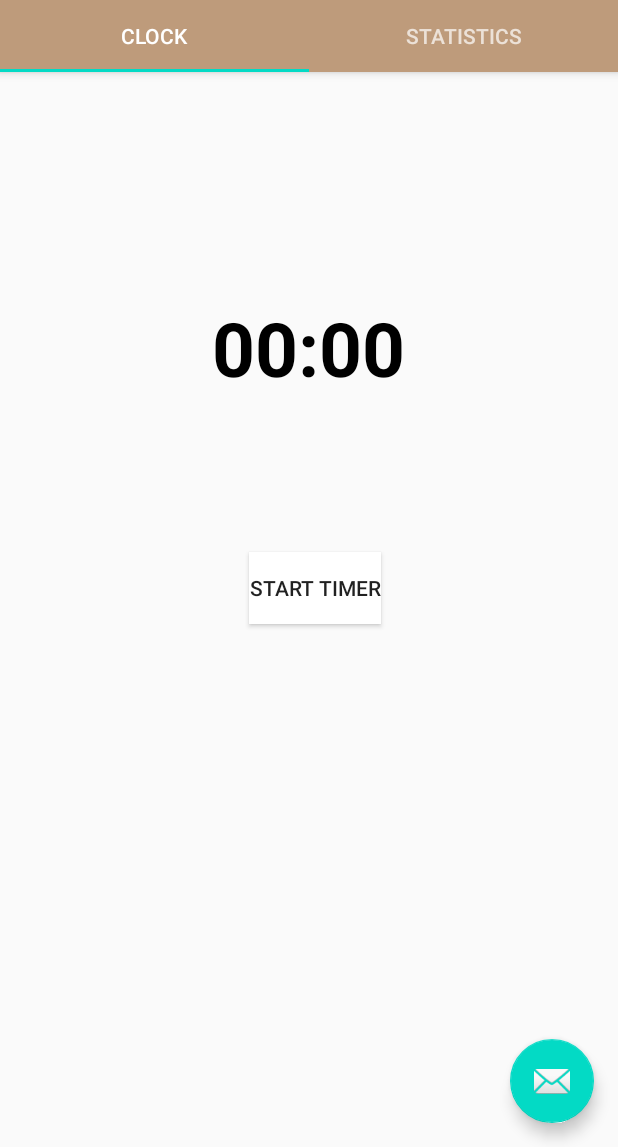
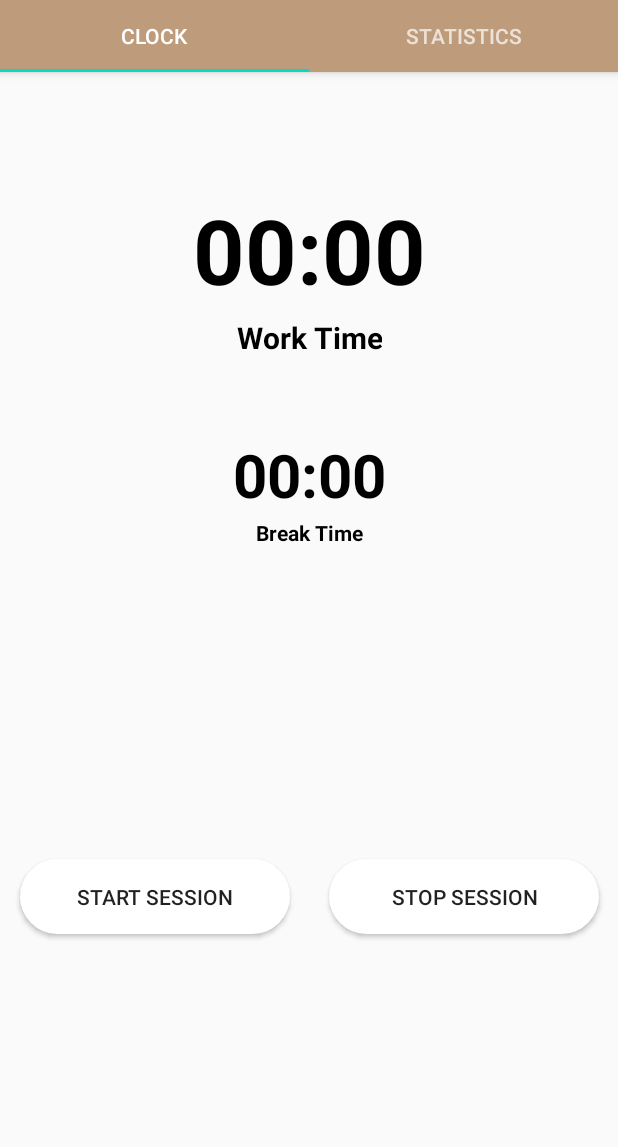
Before and after one commit to OriStats/OriStats, an Android app: the screen it shows after launch (MainActivity), on a phone screen of 412 x 824 dp, the part 89-1236 px from its top. Run offline under Robolectric (Android 15) with nearby library versions, the phone set to English and light mode, and no system bars.

Commit message:
Working chronometer with work time and break time

```diff
--- a/app/src/main/java/com/oristats/MainActivity.kt
+++ b/app/src/main/java/com/oristats/MainActivity.kt
@@ -26,43 +26,13 @@ class MainActivity : AppCompatActivity() {
         val tabs: TabLayout = findViewById(R.id.tabs)
         tabs.setupWithViewPager(viewPager)
 
-      /*  //##############################
-        //Stopwatch implementation code
-        //#############################
-        val meter = findViewById<Chronometer>(R.id.c_meter)//gets chronometer from the XML using the proper id
-        val btn = findViewById<Button>(R.id.btStart)//gets the button from the XML
-
-        btn?.setOnClickListener(object : View.OnClickListener {
-
-            var isWorking = false
-
-            override fun onClick(v: View) {
-                if (!isWorking) {
-                    meter.start()
-                    //print("entrou")
-                    isWorking = true
-                } else {
-                    meter.stop()
-                    isWorking = false
-                }
-
-                btn.setText(if (isWorking) R.string.start else R.string.stop)
-
-                Toast.makeText(this@MainActivity, getString(
-                    if (isWorking)
-                        R.string.working
-                    else
-                        R.string.stopped),
-                    Toast.LENGTH_SHORT).show()
-            }
-        })*/
-
-
         //This part of the code refers to the button
+        /*
         val fab: FloatingActionButton = findViewById(R.id.fab)
         fab.setOnClickListener { view ->
             Snackbar.make(view, "Replace with your own action", Snackbar.LENGTH_LONG)
                     .setAction("Action", null).show()
         }
+         */
     }
 }
--- a/app/src/main/java/com/oristats/ui/main/Stopwatch.kt
+++ b/app/src/main/java/com/oristats/ui/main/Stopwatch.kt
@@ -1,10 +1,10 @@
 package com.oristats.ui.main
 
 import android.os.Bundle
+import android.os.SystemClock
 import android.view.LayoutInflater
 import android.view.View
 import android.view.ViewGroup
-import android.widget.Toast
 import androidx.fragment.app.Fragment
 import com.oristats.R
 import kotlinx.android.synthetic.main.stopwatch_fragment.*
@@ -30,25 +30,55 @@ class Stopwatch : Fragment() {
 
         //val meter =R.id.c_meter//gets chronometer from the XML using the proper id
         //val btn =R.id.btStart//gets the button from the XML
+        var start = true
+        var isWorking = false
 
         btStart?.setOnClickListener(
             object : View.OnClickListener {
 
-                var isWorking = false
+                var lastPause: Long = 0
+                var lastWork: Long = 0
 
                 override fun onClick(v: View) {
-                    if (!isWorking) {
-                        c_meter.start()
-                        //print("entrou")
+                    if(start) {
+                        crono_work.setBase(SystemClock.elapsedRealtime())
+                        crono_break.setBase(SystemClock.elapsedRealtime())
+                        lastWork = SystemClock.elapsedRealtime()
+                        crono_break.stop()
+                        start = false
                         isWorking = true
+                        crono_work.start()
                     } else {
-                        c_meter.stop()
-                        isWorking = false
+                        if (!isWorking) {
+                            lastWork = SystemClock.elapsedRealtime()
+                            crono_break.stop()
+                            crono_work.base = crono_work.base + SystemClock.elapsedRealtime() - lastPause
+                            crono_work.start()
+                            isWorking = true
+                        } else {
+                            lastPause = SystemClock.elapsedRealtime()
+                            crono_work.stop()
+                            crono_break.base = crono_break.base + SystemClock.elapsedRealtime() - lastWork
+                            crono_break.start()
+                            isWorking = false
+                        }
                     }
 
-                    btStart.setText(if (isWorking) R.string.start else R.string.stop)
+                    btStart.setText(if (isWorking) R.string.pause else R.string.start)
                     //Toast.makeText(this@Stopwatch, getString(if (isWorking) R.string.working else R.string.stopped), Toast.LENGTH_SHORT).show()
+                }
+            })
 
+        btStop?.setOnClickListener(
+            object : View.OnClickListener {
+                override fun onClick(v: View) {
+                    if(!start) {
+                        start = true
+                        isWorking = false
+                        crono_work.setBase(crono_work.getBase())
+                        crono_work.stop()
+                        btStart.setText(R.string.start)
+                    }
                 }
             })
     }
--- /dev/null
+++ b/app/src/main/res/drawable/rounded_button.xml
@@ -0,0 +1,6 @@
+<?xml version="1.0" encoding="utf-8"?>
+<shape xmlns:android="http://schemas.android.com/apk/res/android"
+    android:shape="rectangle">
+    <solid android:color="@color/White"/>
+    <corners android:radius="150dp"/>
+</shape>
--- a/app/src/main/res/layout/activity_main.xml
+++ b/app/src/main/res/layout/activity_main.xml
@@ -36,6 +36,7 @@
         android:layout_height="match_parent"
         app:layout_behavior="@string/appbar_scrolling_view_behavior" />
 
+    <!--
     <com.google.android.material.floatingactionbutton.FloatingActionButton
         android:id="@+id/fab"
         android:layout_width="wrap_content"
@@ -43,4 +44,5 @@
         android:layout_gravity="bottom|end"
         android:layout_margin="@dimen/fab_margin"
         app:srcCompat="@android:drawable/ic_dialog_email" />
+        -->
 </androidx.coordinatorlayout.widget.CoordinatorLayout>
--- a/app/src/main/res/layout/stopwatch_fragment.xml
+++ b/app/src/main/res/layout/stopwatch_fragment.xml
@@ -1,33 +1,108 @@
 <?xml version="1.0" encoding="utf-8"?>
-<RelativeLayout xmlns:android="http://schemas.android.com/apk/res/android"
+<androidx.constraintlayout.widget.ConstraintLayout xmlns:android="http://schemas.android.com/apk/res/android"
     xmlns:app="http://schemas.android.com/apk/res-auto"
     xmlns:tools="http://schemas.android.com/tools"
+    android:id="@+id/relativeLayout"
     android:layout_width="match_parent"
     android:layout_height="match_parent"
-    tools:context=".ui.main.Stopwatch"
-    >
+    tools:context=".ui.main.Stopwatch">
 
     <Chronometer
-        android:id="@+id/c_meter"
+        android:id="@+id/crono_work"
         android:layout_width="wrap_content"
-        android:layout_height="130dp"
-        android:layout_marginTop="150dp"
-        android:paddingBottom="50dp"
-        android:layout_centerHorizontal="true"
+        android:layout_height="wrap_content"
+        android:layout_marginBottom="80dp"
+        android:paddingBottom="0dp"
+        android:textAlignment="center"
         android:textColor="#000000"
-        android:textSize="50sp"
-        android:textStyle="bold" />
+        android:textSize="60sp"
+        android:textStyle="bold"
+        app:layout_constraintBottom_toTopOf="@+id/guideline2"
+        app:layout_constraintLeft_toLeftOf="parent"
+        app:layout_constraintRight_toRightOf="parent"
+        app:layout_constraintTop_toTopOf="parent"
+        app:layout_constraintVertical_bias="0.29000002" />
+
+    <Chronometer
+        android:id="@+id/crono_break"
+        android:layout_width="wrap_content"
+        android:layout_height="wrap_content"
+        android:paddingBottom="0dp"
+        android:textAlignment="center"
+        android:textColor="#000000"
+        android:textSize="40sp"
+        android:textStyle="bold"
+        app:layout_constraintBottom_toTopOf="@+id/guideline2"
+        app:layout_constraintEnd_toEndOf="parent"
+        app:layout_constraintStart_toStartOf="parent"
+        app:layout_constraintTop_toBottomOf="@+id/crono_work"
+        app:layout_constraintVertical_bias="0.38" />
 
     <Button
         android:id="@+id/btStart"
+        android:layout_width="180dp"
+        android:layout_height="50dp"
+        android:background="@drawable/rounded_button"
+        android:text="@string/start"
+        app:layout_constraintBottom_toBottomOf="parent"
+        app:layout_constraintEnd_toStartOf="@+id/guideline"
+        app:layout_constraintStart_toStartOf="parent"
+        app:layout_constraintTop_toTopOf="@+id/guideline2"
+        app:layout_constraintVertical_bias="0.40" />
+
+    <TextView
+        android:id="@+id/textView"
         android:layout_width="wrap_content"
         android:layout_height="wrap_content"
-        android:layout_below="@+id/c_meter"
-        android:layout_alignParentStart="true"
-        android:layout_centerHorizontal="true"
-        android:layout_marginStart="166dp"
-        android:layout_marginTop="40dp"
-        android:background="#ffffff"
-        android:text="@string/start" />
+        android:text="@string/work_time"
+        android:textAlignment="center"
+        android:textColor="#000000"
+        android:textSize="20sp"
+        android:textStyle="bold"
+        app:layout_constraintBottom_toTopOf="@+id/guideline2"
+        app:layout_constraintEnd_toEndOf="parent"
+        app:layout_constraintStart_toStartOf="parent"
+        app:layout_constraintTop_toBottomOf="@+id/crono_work"
+        app:layout_constraintVertical_bias="0.01999998" />
 
-</RelativeLayout>
+    <Button
+        android:id="@+id/btStop"
+        android:layout_width="180dp"
+        android:layout_height="50dp"
+        android:background="@drawable/rounded_button"
+        android:text="@string/stop"
+        app:layout_constraintBottom_toBottomOf="parent"
+        app:layout_constraintEnd_toEndOf="parent"
+        app:layout_constraintStart_toStartOf="@+id/guideline"
+        app:layout_constraintTop_toTopOf="@+id/guideline2"
+        app:layout_constraintVertical_bias="0.4" />
+
+    <androidx.constraintlayout.widget.Guideline
+        android:id="@+id/guideline"
+        android:layout_width="wrap_content"
+        android:layout_height="wrap_content"
+        android:orientation="vertical"
+        app:layout_constraintGuide_percent="0.5" />
+
+    <androidx.constraintlayout.widget.Guideline
+        android:id="@+id/guideline2"
+        android:layout_width="wrap_content"
+        android:layout_height="wrap_content"
+        android:orientation="horizontal"
+        app:layout_constraintGuide_percent="0.6" />
+
+    <TextView
+        android:id="@+id/textView2"
+        android:layout_width="wrap_content"
+        android:layout_height="wrap_content"
+        android:text="@string/break_time"
+        android:textAlignment="center"
+        android:textColor="#000000"
+        android:textStyle="bold"
+        app:layout_constraintBottom_toTopOf="@+id/guideline2"
+        app:layout_constraintEnd_toEndOf="parent"
+        app:layout_constraintStart_toStartOf="parent"
+        app:layout_constraintTop_toBottomOf="@+id/crono_break"
+        app:layout_constraintVertical_bias="0.01999998" />
+
+</androidx.constraintlayout.widget.ConstraintLayout>
--- a/app/src/main/res/values/colors.xml
+++ b/app/src/main/res/values/colors.xml
@@ -5,5 +5,6 @@
     <color name="colorAccent">#03DAC5</color>
     <color name="Red">#ff0000</color>
     <color name="Blue">#0000ff</color>
+    <color name="White">#ffffff</color>
     <color name="Second">#be9b7b</color>
 </resources>
--- a/app/src/main/res/values/strings.xml
+++ b/app/src/main/res/values/strings.xml
@@ -2,10 +2,11 @@
     <string name="app_name">OriStats</string>
     <string name="tab_text_1">Clock</string>
     <string name="tab_text_2">Statistics</string>
-    //string for start button
-    <string name="start">Start Timer</string>
-    //string for stop button
-    <string name="stop">Stop Timer</string>
+    <string name="start">Start Session</string>
+    <string name="stop">Stop Session</string>
+    <string name="pause">Take a break</string>
+    <string name="work_time">Work Time</string>
+    <string name="break_time">Break Time</string>
     <string name="working">Started</string>
     <string name="stopped">Stopped</string>
 </resources>
```
